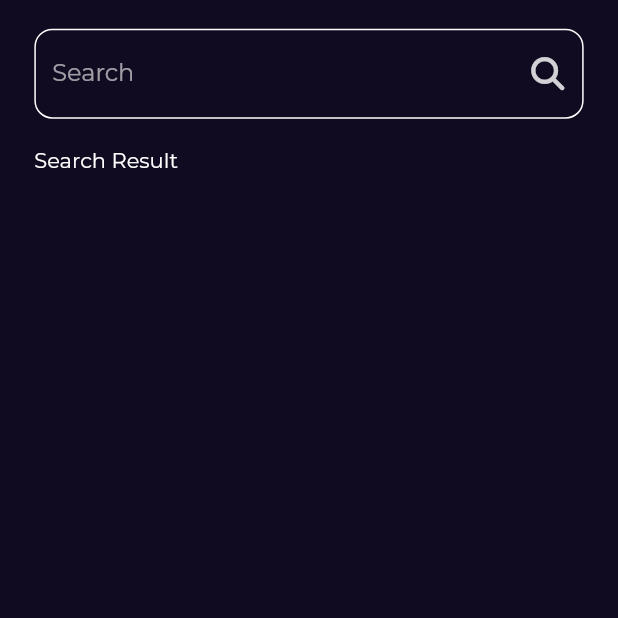
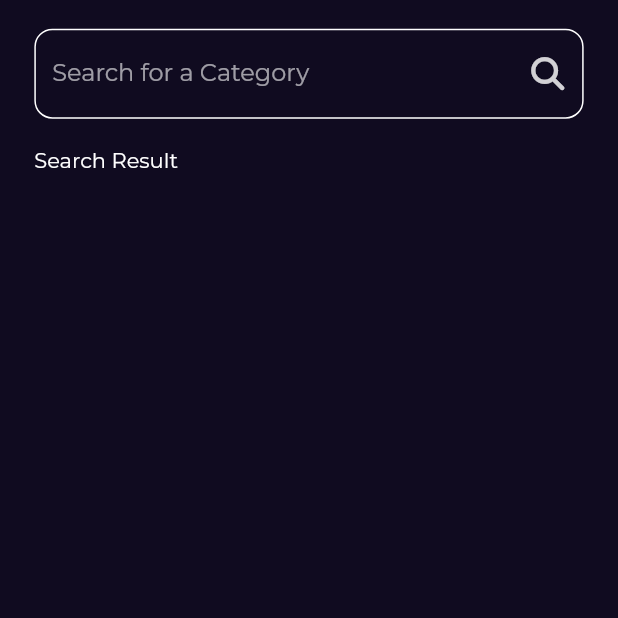
Before and after one commit to aboodsido/bookly_app, a Flutter app: the screen it shows after launch, after a tap on an icon or button, on a phone screen of 412 x 824 dp, the top half of it. Run offline on Flutter 3.47's test engine with Material 2 defaults, Android fonts, the phone set to English and light mode, and no system bars; our stand-ins replace bloc, cached_network_image, dartz, dio, equatable, flutter_bloc and 6 more; network calls fail.

Commit message:
Done with search screen and display result

```diff
--- a/lib/core/utils/app_router.dart
+++ b/lib/core/utils/app_router.dart
@@ -1,6 +1,8 @@
 import 'package:bookly_app/core/utils/service_locator.dart';
 import 'package:bookly_app/features/home/data/repo_impl/home_repo_impl.dart';
 import 'package:bookly_app/features/home/presentation/view_model/similar_books_cubit/similar_books_cubit.dart';
+import 'package:bookly_app/features/search/data/repo_impl/search_repo_impl.dart';
+import 'package:bookly_app/features/search/presentation/view_model/search_cubit/search_books_cubit.dart';
 import 'package:flutter_bloc/flutter_bloc.dart';
 import 'package:go_router/go_router.dart';
 
@@ -36,7 +38,12 @@ abstract class AppRouter {
       ),
       GoRoute(
         path: kSearchRoute,
-        builder: (context, state) => const SearchView(),
+        builder: (context, state) => BlocProvider(
+          create: (context) => SearchBooksCubit(
+            getIt.get<SearchRepoImpl>(),
+          ),
+          child: const SearchView(),
+        ),
       ),
     ],
   );
--- a/lib/core/utils/service_locator.dart
+++ b/lib/core/utils/service_locator.dart
@@ -1,5 +1,6 @@
 import 'package:bookly_app/core/utils/api_service.dart';
 import 'package:bookly_app/features/home/data/repo_impl/home_repo_impl.dart';
+import 'package:bookly_app/features/search/data/repo_impl/search_repo_impl.dart';
 import 'package:dio/dio.dart';
 import 'package:get_it/get_it.dart';
 
@@ -12,4 +13,9 @@ void setupServiceLocator() {
       getIt.get<ApiService>(),
     ),
   );
+  getIt.registerSingleton<SearchRepoImpl>(
+    SearchRepoImpl(
+      getIt.get<ApiService>(),
+    ),
+  );
 }
--- a/lib/features/home/presentation/view/widgets/book_detail_widgets/book_image_and_title.dart
+++ b/lib/features/home/presentation/view/widgets/book_detail_widgets/book_image_and_title.dart
@@ -18,7 +18,7 @@ class BookImageAndTitle extends StatelessWidget {
       child: Column(
         children: [
           BookImage(
-            imgUrl: bookModel.volumeInfo!.imageLinks!.thumbnail!,
+            imgUrl: bookModel.volumeInfo!.imageLinks?.thumbnail ?? '',
           ),
           SizedBox(height: 30.h),
           Text(
@@ -31,7 +31,7 @@ class BookImageAndTitle extends StatelessWidget {
           ),
           SizedBox(height: 5.h),
           Text(
-            bookModel.volumeInfo!.authors!.first,
+            bookModel.volumeInfo!.authors?.first ?? '',
             textAlign: TextAlign.center,
             style: Styles.titleMeduim.copyWith(
                 fontSize: 16.sp,
--- a/lib/features/home/presentation/view/widgets/home_view_widgets/newest_books_item.dart
+++ b/lib/features/home/presentation/view/widgets/home_view_widgets/newest_books_item.dart
@@ -34,7 +34,7 @@ class NewestBooksItem extends StatelessWidget {
                 image: DecorationImage(
                   fit: BoxFit.cover,
                   image: NetworkImage(
-                      bookModel.volumeInfo!.imageLinks!.thumbnail!),
+                      bookModel.volumeInfo!.imageLinks?.thumbnail ?? ''),
                 ),
                 borderRadius: const BorderRadius.all(
                   Radius.circular(10),
@@ -56,7 +56,7 @@ class NewestBooksItem extends StatelessWidget {
                   ),
                   SizedBox(height: 5.w),
                   Text(
-                    bookModel.volumeInfo!.authors!.first,
+                    bookModel.volumeInfo!.authors?.first ?? '',
                     style:
                         TextStyle(color: Colors.grey.shade400, fontSize: 14.sp),
                   ),
--- a/lib/features/search/presentation/view/widgets/custom_search_textfield.dart
+++ b/lib/features/search/presentation/view/widgets/custom_search_textfield.dart
@@ -1,18 +1,26 @@
+import 'package:bookly_app/features/search/presentation/view_model/search_cubit/search_books_cubit.dart';
 import 'package:flutter/material.dart';
+import 'package:flutter_bloc/flutter_bloc.dart';
 import 'package:font_awesome_flutter/font_awesome_flutter.dart';
 
 class CustomSearchTextField extends StatelessWidget {
-  const CustomSearchTextField({super.key});
+  CustomSearchTextField({super.key});
+
+  final TextEditingController searchController = TextEditingController();
 
   @override
   Widget build(BuildContext context) {
     return TextField(
+      controller: searchController,
       decoration: InputDecoration(
         enabledBorder: buildOutlineInputBorder(),
         focusedBorder: buildOutlineInputBorder(),
-        hintText: 'Search',
+        hintText: 'Search for a Category',
         suffixIcon: IconButton(
-          onPressed: () {},
+          onPressed: () {
+            BlocProvider.of<SearchBooksCubit>(context)
+                .fetchSearchedBooks(searchText: searchController.text);
+          },
           icon: Opacity(
             opacity: .9,
             child: Icon(
--- a/lib/features/search/presentation/view/widgets/search_result_listview.dart
+++ b/lib/features/search/presentation/view/widgets/search_result_listview.dart
@@ -1,21 +1,38 @@
+import 'package:bookly_app/core/widgets/custom_loading_indicator.dart';
+import 'package:bookly_app/features/home/presentation/view/widgets/home_view_widgets/newest_books_item.dart';
+import 'package:bookly_app/features/search/presentation/view_model/search_cubit/search_books_cubit.dart';
 import 'package:flutter/material.dart';
+import 'package:flutter_bloc/flutter_bloc.dart';
 import 'package:flutter_screenutil/flutter_screenutil.dart';
 
-import '../../../../home/presentation/view/widgets/home_view_widgets/newest_books_item.dart';
+import '../../../../../core/widgets/custom_error_widget.dart';
 
 class SearchResultListView extends StatelessWidget {
   const SearchResultListView({super.key});
 
   @override
   Widget build(BuildContext context) {
+    return BlocBuilder<SearchBooksCubit, SearchBooksState>(
+      builder: (context, state) {
+        if (state is SearchBooksSuccess) {
           return Padding(
             padding: EdgeInsets.symmetric(horizontal: 20.w),
             child: ListView.builder(
               physics: const BouncingScrollPhysics(),
               shrinkWrap: true,
-        itemCount: 4,
-        itemBuilder: (context, index) => Container(),
+              itemCount: state.books.length,
+              itemBuilder: (context, index) =>
+                  NewestBooksItem(bookModel: state.books[index]),
             ),
+          );
+        } else if (state is SearchBooksFailure) {
+          return CustomErroWidget(errMessage: state.errMessage);
+        } else if (state is SearchBooksLoading) {
+          return const CustomLoadingIndicator();
+        } else {
+          return Container();
+        }
+      },
     );
   }
 }
--- a/lib/features/search/presentation/view/widgets/search_view_body.dart
+++ b/lib/features/search/presentation/view/widgets/search_view_body.dart
@@ -15,7 +15,7 @@ class SearchViewBody extends StatelessWidget {
         SizedBox(height: 16.h),
         Padding(
           padding: EdgeInsets.symmetric(horizontal: 20.w),
-          child: const CustomSearchTextField(),
+          child: CustomSearchTextField(),
         ),
         SizedBox(height: 16.h),
         Padding(
--- a/lib/features/search/presentation/view_model/cubit/search_books_cubit.dart
+++ b/lib/features/search/presentation/view_model/search_cubit/search_books_cubit.dart
@@ -1,9 +1,9 @@
-import 'package:bookly_app/core/errors/failure.dart';
-import 'package:bookly_app/core/models/book_model/book_model.dart';
 import 'package:dartz/dartz.dart';
 import 'package:equatable/equatable.dart';
 import 'package:flutter_bloc/flutter_bloc.dart';
 
+import '../../../../../core/errors/failure.dart';
+import '../../../../../core/models/book_model/book_model.dart';
 import '../../../data/repos/search_repo.dart';
 
 part 'search_books_state.dart';
--- a/lib/main.dart
+++ b/lib/main.dart
@@ -1,6 +1,5 @@
 // ignore_for_file: use_key_in_widget_constructors
 
-import 'package:bookly_app/features/home/presentation/view_model/similar_books_cubit/similar_books_cubit.dart';
 import 'package:flutter/material.dart';
 import 'package:flutter_bloc/flutter_bloc.dart';
 import 'package:flutter_screenutil/flutter_screenutil.dart';
```
Also changed, not shown: lib/features/search/presentation/view_model/search_cubit/search_books_state.dart (line endings or trailing spaces). Lines whose indentation alone changed are shown as unchanged.
